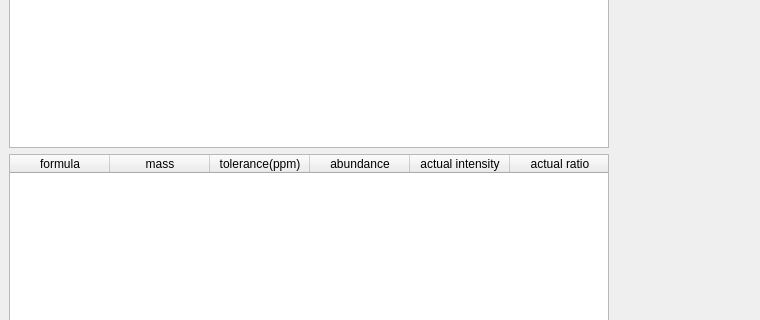
l460289052/Orbitool, file Orbitool/UI/FormulaResult.ui: the form before one commit; both pictures show x 0 to 760 and y 137 to 457 of the 1147 by 596 pixel window.
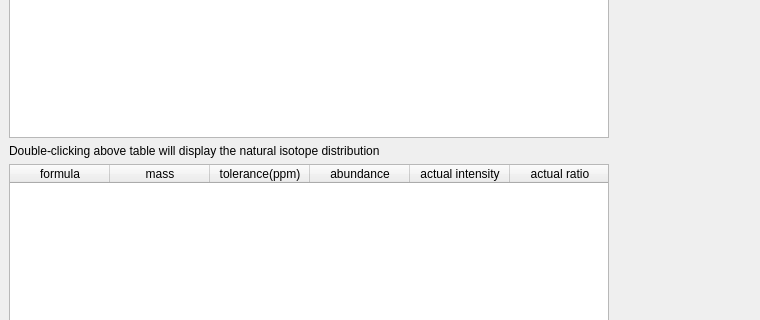
The form after the commit.

Commit message: calc natural distribution check box

```diff
--- a/Orbitool/UI/FormulaResult.ui
+++ b/Orbitool/UI/FormulaResult.ui
@@ -81,6 +81,22 @@
           </column>
          </widget>
         </item>
+        <item>
+         <widget class="QLabel" name="label">
+          <property name="sizePolicy">
+           <sizepolicy hsizetype="Preferred" vsizetype="Preferred">
+            <horstretch>0</horstretch>
+            <verstretch>0</verstretch>
+           </sizepolicy>
+          </property>
+          <property name="text">
+           <string>Double-clicking above table will display the natural isotope distribution</string>
+          </property>
+          <property name="wordWrap">
+           <bool>true</bool>
+          </property>
+         </widget>
+        </item>
         <item>
          <widget class="QTableWidget" name="isotopesTableWidget">
           <property name="minimumSize">
```
The commit also changes 4 other files.
